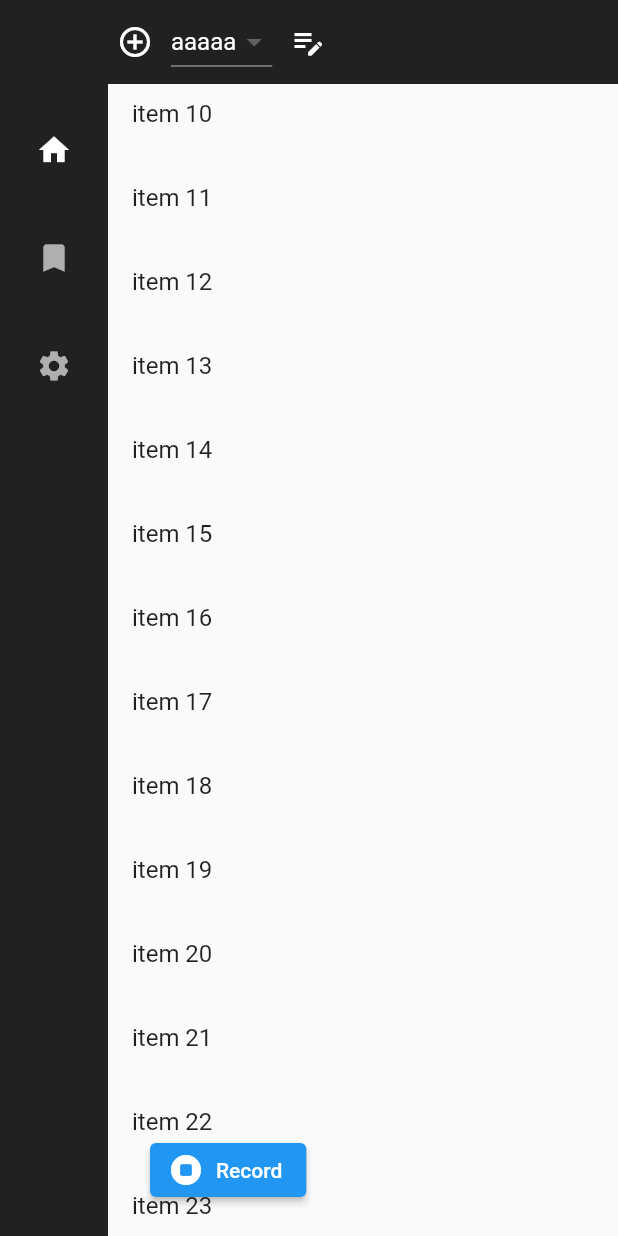
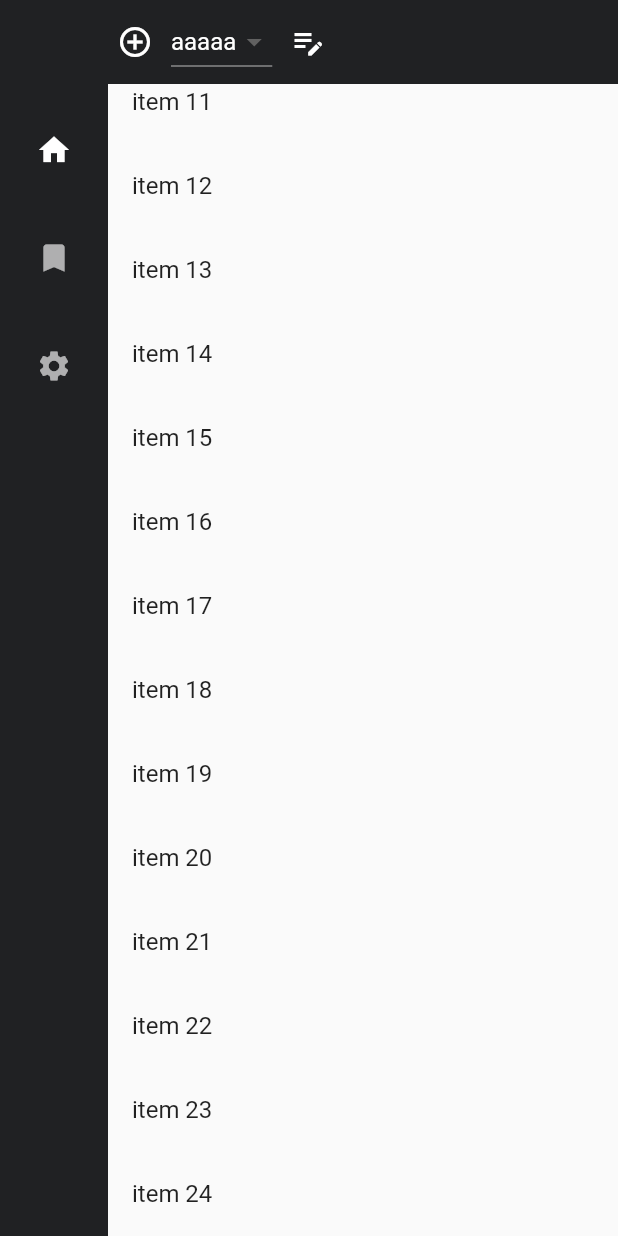
Before and after one commit to webcyou-org/GPT-prompt-manager, a Flutter app: the screen it shows after launch, scrolled down 576 dp, after a tap on "Home", on a phone screen of 412 x 824 dp. Run offline on Flutter 3.47's test engine with Material 2 defaults, Android fonts, the phone set to English and light mode, and no system bars.

Commit message:
refactor: 💡 create sidemenu component

```diff
--- /dev/null
+++ b/lib/component/side_menu.dart
@@ -0,0 +1,43 @@
+import 'package:flutter/material.dart';
+
+class SideMenu extends StatefulWidget {
+  final ValueChanged<String>? onChanged;
+
+  const SideMenu({Key? key, this.onChanged}) : super(key: key);
+
+  @override
+  SideMenuState createState() => SideMenuState();
+}
+
+class SideMenuState extends State<SideMenu> {
+  int _selectedIndex = 0;
+
+  @override
+  Widget build(BuildContext context) {
+    return NavigationRail(
+      destinations: const [
+        NavigationRailDestination(
+          icon: Icon(Icons.home, color: Colors.white),
+          label: Text('Home'),
+        ),
+        NavigationRailDestination(
+          icon: Icon(Icons.bookmark, color: Colors.white),
+          label: Text('Prompt'),
+        ),
+        NavigationRailDestination(
+          icon: Icon(Icons.settings, color: Colors.white),
+          label: Text('Settings'),
+        ),
+      ],
+      backgroundColor: const Color(0xff202123),
+      // useIndicator: true,
+      // indicatorColor: const Color(0xffffffff),
+      selectedIndex: _selectedIndex,
+      onDestinationSelected: (index) {
+        setState(() {
+          _selectedIndex = index;
+        });
+      },
+    );
+  }
+}
--- a/lib/home_page.dart
+++ b/lib/home_page.dart
@@ -1,5 +1,6 @@
 import 'package:flutter/material.dart';
 import 'component/header.dart';
+import 'component/side_menu.dart';
 
 class HomePage extends StatefulWidget {
   const HomePage({Key? key}) : super(key: key);
@@ -9,7 +10,6 @@ class HomePage extends StatefulWidget {
 }
 
 class HomePageState extends State<HomePage> {
-  int _selectedIndex = 0;
   OverlayEntry? entry;
 
   @override
@@ -20,43 +20,18 @@ class HomePageState extends State<HomePage> {
           children: [
             Row(
               children: [
-                NavigationRail(
-                  destinations: const [
-                    NavigationRailDestination(
-                      icon: Icon(Icons.home, color: Colors.white),
-                      label: Text('Home'),
-                    ),
-                    NavigationRailDestination(
-                      icon: Icon(Icons.bookmark, color: Colors.white),
-                      label: Text('Prompt'),
-                    ),
-                    NavigationRailDestination(
-                      icon: Icon(Icons.settings, color: Colors.white),
-                      label: Text('Settings'),
-                    ),
-                  ],
-                  backgroundColor: const Color(0xff202123),
-                  // useIndicator: true,
-                  // indicatorColor: const Color(0xffffffff),
-                  selectedIndex: _selectedIndex,
-                  onDestinationSelected: (index) {
-                    showOverlay();
-                    setState(() {
-                      _selectedIndex = index;
-                    });
-                  },
-                ),
+                const SideMenu(),
                 Expanded(
                     child: Scrollbar(
                         child: SingleChildScrollView(
                             child: Column(
                   children: [
-                    Container(
-                      margin: EdgeInsets.all(8.0),
-                      child: TextField(
-                        decoration: InputDecoration(hintText: "Input"),
-                      ),
-                    ),
+                    // Container(
+                    //   margin: EdgeInsets.all(8.0),
+                    //   child: TextField(
+                    //     decoration: InputDecoration(hintText: "Input"),
+                    //   ),
+                    // ),
                     ListView.builder(
                       shrinkWrap: true,
                       primary: false,
@@ -72,21 +47,4 @@ class HomePageState extends State<HomePage> {
           ],
         ));
   }
-
-  void showOverlay() {
-    entry = OverlayEntry(
-      builder: (BuildContext context) => Positioned(
-        left: 100,
-        bottom: 20,
-        child: ElevatedButton.icon(
-          icon: Icon(Icons.stop_circle_rounded),
-          label: Text('Record'),
-          onPressed: () {},
-        ),
-      ),
-    );
-
-    final overlay = Overlay.of(context);
-    overlay.insert(entry!);
-  }
 }
```
